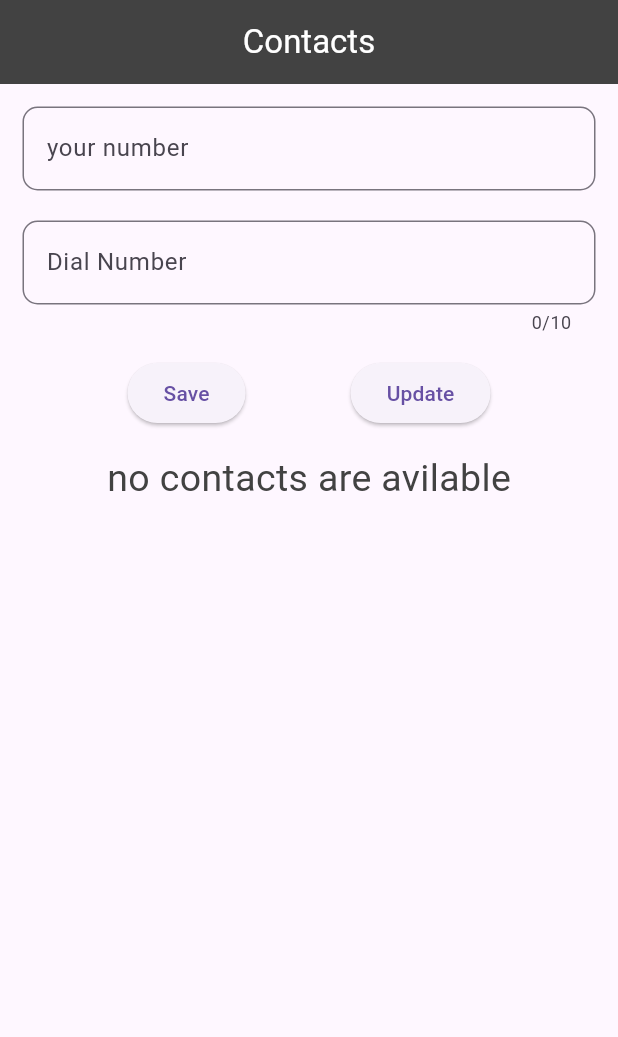
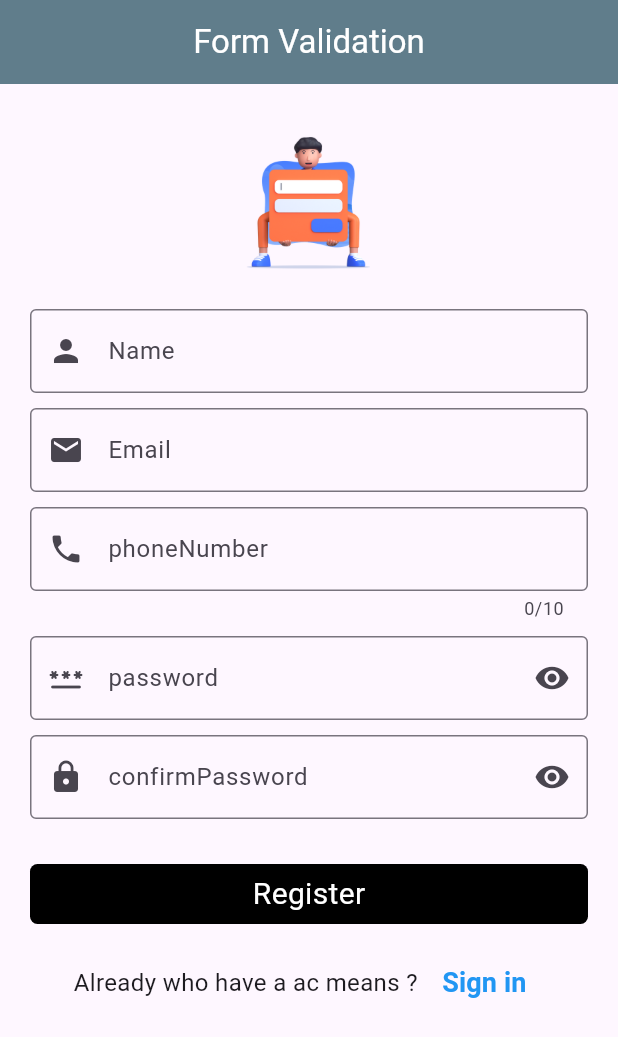
Before and after one commit to satishsachu/todoapp, a Flutter app: the screen it shows after launch, on a phone screen of 412 x 824 dp. Shown: the top 1037 px of the screen. Run offline on Flutter 3.47's test engine with Material 3 defaults, Android fonts, the phone set to English and light mode, and no system bars; missing offline and left inert: dart:ffi.

Commit message:
form validation

```diff
--- a/lib/contact.dart
+++ /dev/null
@@ -1,169 +0,0 @@
-import 'package:flutter/material.dart';
-import 'package:newpp/contactA.dart';
-
-class Contact extends StatefulWidget {
-  const Contact({super.key});
-
-  @override
-  State<Contact> createState() => _ContactState();
-}
-
-class _ContactState extends State<Contact> {
-  TextEditingController nameControler = TextEditingController();
-  TextEditingController contactControler = TextEditingController();
-
-  List<ContactA> contacts = List.empty(growable: true);
-
-  int selectedindex = -1;
-
-  @override
-  Widget build(BuildContext context) {
-    return Scaffold(
-      appBar: AppBar(
-        centerTitle: true,
-        backgroundColor: Colors.grey[800],
-        titleSpacing: 10.0,
-        title: const Text(
-          'Contacts',
-          style: TextStyle(color: Colors.white),
-        ),
-      ),
-      body: Padding(
-        padding: const EdgeInsets.all(15.0),
-        child: Column(
-          children: [
-            TextFormField(
-              controller: nameControler,
-              decoration: const InputDecoration(
-                  hintText: 'your number',
-                  border: OutlineInputBorder(
-                      borderRadius: BorderRadius.all(Radius.circular(10)))),
-            ),
-            const SizedBox(
-              height: 20,
-            ),
-            TextFormField(
-              controller: contactControler,
-              keyboardType: TextInputType.number,
-              maxLength: 10,
-              decoration: const InputDecoration(
-                  hintText: 'Dial Number',
-                  border: OutlineInputBorder(
-                      borderRadius: BorderRadius.all(Radius.circular(10)))),
-            ),
-            const SizedBox(
-              height: 15,
-            ),
-            Row(
-              mainAxisAlignment: MainAxisAlignment.spaceEvenly,
-              children: [
-                ElevatedButton(
-                    onPressed: () {
-                      String name = nameControler.text.trim();
-                      String contact = contactControler.text.trim();
-                      if (name.isNotEmpty && contact.isNotEmpty) {
-                        setState(() {
-                          nameControler.text = '';
-                          contactControler.text = '';
-                          contacts.add(ContactA(name: name, contact: contact));
-                        });
-                      }
-                    },
-                    child: const Text('Save')),
-                ElevatedButton(
-                    onPressed: () {
-                      String name = nameControler.text.trim();
-                      String contact = contactControler.text.trim();
-                      if (name.isNotEmpty && contact.isNotEmpty) {
-                        setState(() {
-                          nameControler.text = '';
-                          contactControler.text = '';
-                          contacts[selectedindex].name = name;
-                          contacts[selectedindex].contact = contact;
-                          selectedindex = -1;
-                        });
-                      }
-                    },
-                    child: const Text('Update'))
-              ],
-            ),
-            const SizedBox(
-              height: 15,
-            ),
-            contacts.isEmpty
-                ? Text(
-                    'no contacts are avilable',
-                    style: TextStyle(fontSize: 25, color: Colors.grey[800]),
-                  )
-                : Expanded(
-                    child: ListView.builder(
-                      itemCount: contacts.length,
-                      itemBuilder: (context, index) => getRow(index),
-                    ),
-                  )
-          ],
-        ),
-      ),
-    );
-  }
-
-  Widget getRow(int index) {
-    return Card(
-      child: ListTile(
-        leading: Padding(
-          padding: const EdgeInsets.all(8.0),
-          child: CircleAvatar(
-            backgroundColor:
-                index % 2 == 0 ? Colors.grey[800] : Colors.blueAccent,
-            foregroundColor: Colors.white,
-            child: Text(
-              contacts[index].name[0],
-              style: const TextStyle(fontWeight: FontWeight.bold),
-            ),
-          ),
-        ),
-        title: Column(
-          crossAxisAlignment: CrossAxisAlignment.start,
-          children: [
-            Text(
-              contacts[index].name,
-              style: const TextStyle(fontWeight: FontWeight.bold),
-            ),
-            Text(
-              contacts[index].contact,
-            ),
-          ],
-        ),
-        trailing: SizedBox(
-          width: 80,
-          child: Row(
-            children: [
-              InkWell(
-                onTap: (() {
-                  nameControler.text = contacts[index].name;
-                  contactControler.text = contacts[index].contact;
-                  setState(() {
-                    selectedindex = index;
-                  });
-                }),
-                child: const Icon(
-                  Icons.edit,
-                ),
-              ),
-              const SizedBox(
-                width: 20,
-              ),
-              InkWell(
-                  onTap: (() {
-                    setState(() {
-                      contacts.removeAt(index);
-                    });
-                  }),
-                  child: const Icon(Icons.delete))
-            ],
-          ),
-        ),
-      ),
-    );
-  }
-}
--- a/lib/contactA.dart
+++ /dev/null
@@ -1,6 +0,0 @@
-class ContactA {
-  late String name;
-  late String contact;
-
-  ContactA({required this.name, required this.contact});
-}
--- /dev/null
+++ b/lib/formscreen.dart
@@ -0,0 +1,217 @@
+import 'dart:ffi';
+
+import 'package:flutter/material.dart';
+import 'package:flutter/services.dart';
+
+class formscreen extends StatefulWidget {
+  const formscreen({super.key});
+
+  @override
+  State<formscreen> createState() => _formscreenState();
+}
+
+class _formscreenState extends State<formscreen> {
+  final _formfeild = GlobalKey<FormState>();
+  final emailController = TextEditingController();
+  final passController = TextEditingController();
+  final cpassController = TextEditingController();
+
+  final nameController = TextEditingController();
+  final phoneController = TextEditingController();
+
+  bool passToggle = true;
+  bool cpassToggle = true;
+
+  @override
+  Widget build(BuildContext context) {
+    return Scaffold(
+      appBar: AppBar(
+        centerTitle: true,
+        backgroundColor: Colors.blueGrey,
+        foregroundColor: Colors.white,
+        title: const Text(
+          'Form Validation',
+        ),
+      ),
+      body: SingleChildScrollView(
+        child: Padding(
+          padding: const EdgeInsets.symmetric(horizontal: 20, vertical: 30),
+          child: Form(
+            key: _formfeild,
+            child: Column(
+              crossAxisAlignment: CrossAxisAlignment.center,
+              mainAxisAlignment: MainAxisAlignment.center,
+              children: [
+                Image.asset(
+                  "assets/images/login.png",
+                  height: 100,
+                  width: 100,
+                ),
+                const SizedBox(
+                  height: 20,
+                ),
+                TextFormField(
+                  controller: nameController,
+                  keyboardType: TextInputType.name,
+                  decoration: const InputDecoration(
+                      labelText: "Name",
+                      border: OutlineInputBorder(),
+                      prefixIcon: Icon(Icons.person)),
+                ),
+                const SizedBox(
+                  height: 10,
+                ),
+                TextFormField(
+                  controller: emailController,
+                  keyboardType: TextInputType.emailAddress,
+                  decoration: const InputDecoration(
+                      labelText: "Email",
+                      border: OutlineInputBorder(),
+                      prefixIcon: Icon(Icons.email)),
+                  validator: (value) {
+                    bool emailvalid = RegExp(
+                            r"^[a-zA-Z0-9.a-zA-Z0-9.!#$%&'*+-/=?^_`{|}~]+@[a-zA-Z0-9]+\.[a-zA-Z]+")
+                        .hasMatch(value!);
+                    if (value.isEmpty) {
+                      return "enter a email";
+                    }
+
+                    if (!emailvalid) {
+                      return 'Invalid Email';
+                    }
+                  },
+                ),
+                const SizedBox(
+                  height: 10,
+                ),
+                TextFormField(
+                  controller: phoneController,
+                  keyboardType: TextInputType.number,
+                  maxLength: 10,
+                  decoration: const InputDecoration(
+                      labelText: "phoneNumber",
+                      hintText: 'ji',
+                      suffixStyle: TextStyle(color: Colors.blue),
+                      border: OutlineInputBorder(),
+                      prefixIcon: Icon(Icons.phone)),
+                  // validator: (value) {
+                  // if (phoneController.text.length < 10) {
+                  // return 'phno number must have 10 digits';
+                  //}
+                  // },
+                ),
+                const SizedBox(
+                  height: 10,
+                ),
+                TextFormField(
+                    controller: passController,
+                    obscureText: passToggle,
+                    keyboardType: TextInputType.visiblePassword,
+                    decoration: InputDecoration(
+                        labelText: "password",
+                        border: const OutlineInputBorder(),
+                        prefixIcon: const Icon(Icons.password_rounded),
+                        suffixIcon: InkWell(
+                          onTap: () {
+                            setState(() {
+                              passToggle = !passToggle;
+                            });
+                          },
+                          child: Icon(passToggle
+                              ? Icons.visibility
+                              : Icons.visibility_off),
+                        )),
+                    validator: (value) {
+                      if (value!.isEmpty) {
+                        return "enter a password";
+                      } else if (passController.text.length < 8) {
+                        return "minimum password upto 8 digits";
+                      }
+                    }),
+                const SizedBox(
+                  height: 10,
+                ),
+                TextFormField(
+                  controller: cpassController,
+                  obscureText: cpassToggle,
+                  keyboardType: TextInputType.visiblePassword,
+                  decoration: InputDecoration(
+                      labelText: "confirmPassword",
+                      border: const OutlineInputBorder(),
+                      prefixIcon: const Icon(Icons.lock),
+                      suffixIcon: InkWell(
+                        onTap: () {
+                          setState(() {
+                            cpassToggle = !cpassToggle;
+                          });
+                        },
+                        child: Icon(cpassToggle
+                            ? Icons.visibility
+                            : Icons.visibility_off),
+                      )),
+                  validator: (value) {
+                    if (value!.isEmpty) {
+                      return "enter a  confirm password";
+                    } else if (cpassController.text.length < 8) {
+                      return "minimum password up to 8 digits";
+                    }
+                    if (passController.text != cpassController.text) {
+                      return "Both passwords are mismatched";
+                    }
+                  },
+                ),
+                const SizedBox(
+                  height: 30.0,
+                ),
+                InkWell(
+                  onTap: () {
+                    if (_formfeild.currentState!.validate()) {
+                      print("success");
+                    }
+                  },
+                  child: Container(
+                    height: 40,
+                    decoration: BoxDecoration(
+                      color: Colors.black,
+                      borderRadius: BorderRadius.circular(5),
+                    ),
+                    child: const Center(
+                      child: Text(
+                        'Register',
+                        style: TextStyle(
+                          color: Colors.white,
+                          fontSize: 20,
+                        ),
+                      ),
+                    ),
+                  ),
+                ),
+                const SizedBox(
+                  height: 15.0,
+                ),
+                Row(
+                  mainAxisAlignment: MainAxisAlignment.center,
+                  children: [
+                    const Text(
+                      "Already who have a ac means ? ",
+                      style: TextStyle(fontSize: 16),
+                    ),
+                    TextButton(
+                        onPressed: () {},
+                        child: const Text(
+                          'Sign in',
+                          style: TextStyle(
+                              color: Colors.blue,
+                              fontSize: 18,
+                              fontWeight: FontWeight.bold),
+                        ))
+                  ],
+                )
+              ],
+            ),
+          ),
+        ),
+      ),
+    );
+  }
+}
--- a/lib/main.dart
+++ b/lib/main.dart
@@ -1,5 +1,5 @@
 import 'package:flutter/material.dart';
-import 'contact.dart';
+import 'formscreen.dart';
 
 void main() => runApp(const MyApp());
 
@@ -9,10 +9,9 @@ class MyApp extends StatelessWidget {
   @override
   Widget build(BuildContext context) {
     return (MaterialApp(
-      title: 'Contacts',
       debugShowCheckedModeBanner: false,
-      theme: ThemeData(primaryColor: Colors.grey[800]),
-      home: const Contact(),
+      theme: ThemeData(primarySwatch: Colors.red),
+      home: formscreen(),
     ));
   }
 }
--- a/pubspec.yaml
+++ b/pubspec.yaml
@@ -59,8 +59,8 @@ flutter:
   uses-material-design: true
 
   # To add assets to your application, add an assets section, like this:
-  # assets:
-  #   - images/a_dot_burr.jpeg
+  assets:
+    - assets/images/login.png
   #   - images/a_dot_ham.jpeg
 
   # An image asset can refer to one or more resolution-specific "variants", see
```
Also changed, not shown: assets/images/login.png (added).
